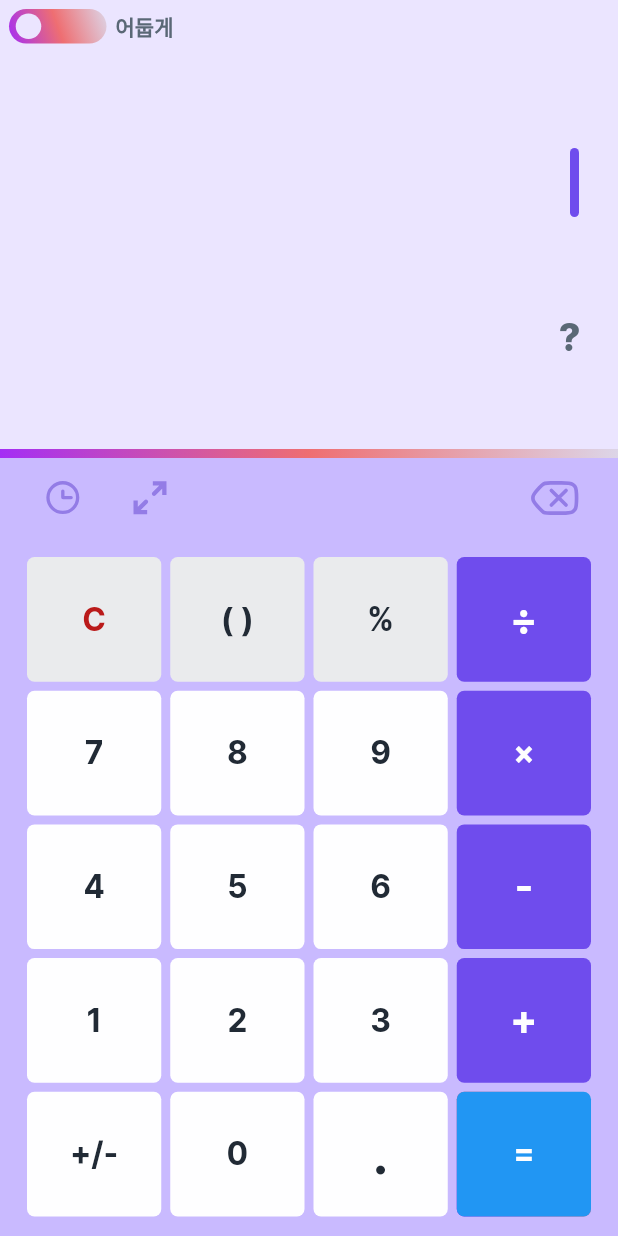
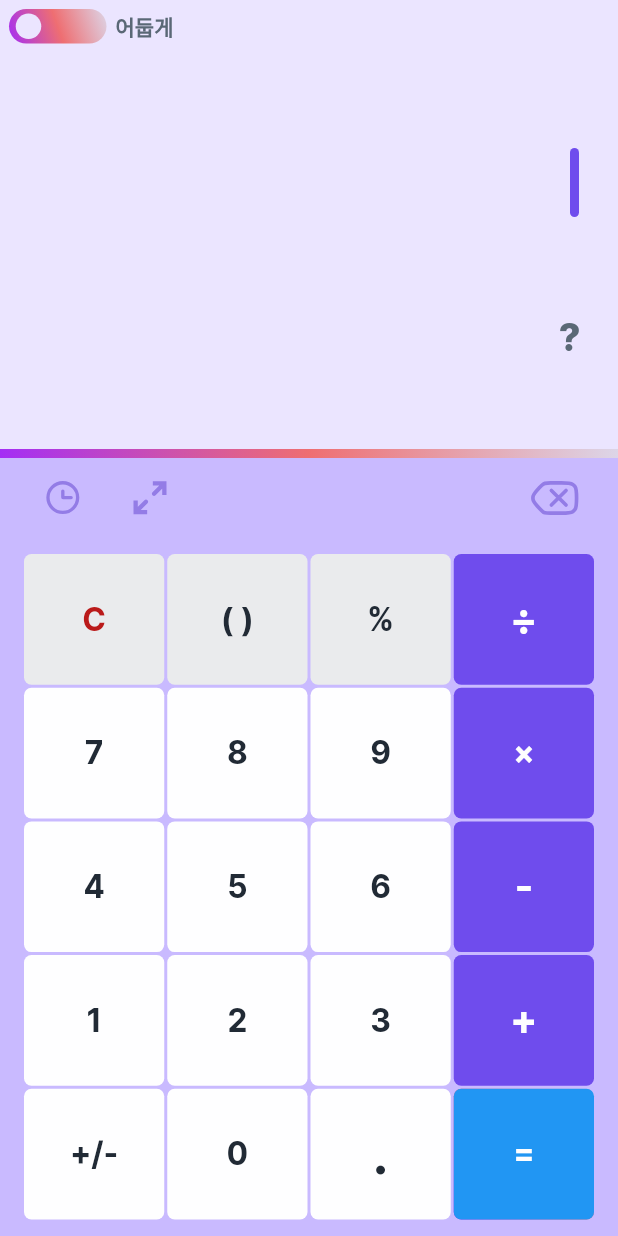
Before and after one commit to kkong3456/calculator_kkongapp, a Flutter app: the screen it shows after launch, on a phone screen of 412 x 824 dp. Run offline on Flutter 3.47's test engine with Material 2 defaults, Android fonts, the phone set to English and light mode, and no system bars; our stand-ins replace flutter_svg, shared_preferences; missing offline and left inert: eval_ex.

```diff
--- a/lib/helpers/style_logic.dart
+++ b/lib/helpers/style_logic.dart
@@ -79,6 +79,9 @@ Widget getOnButtonWidget(String text, BuildContext context) {
           ),
         ),
       );
+    case 'log10':
+      return Text(text,
+          style: textStyle.copyWith(fontSize: 15, letterSpacing: 1.1));
 
     default:
       return Text(text, style: textStyle);
--- a/lib/screens/home_screen.dart
+++ b/lib/screens/home_screen.dart
@@ -166,16 +166,18 @@ class HomeScreen extends StatelessWidget {
                             Expanded(
                               flex: 38,
                               child: CustomAnimatedSwitcher(
-                                grid: ButtonsGrid(grid: lGrid),
+                                grid: ButtonsGrid(grid: lGrid), //sin,asin
                               ),
                             ),
                             const Expanded(
                               flex: 30,
-                              child: ButtonsGrid(grid: AppConstant.grid),
+                              child:
+                                  ButtonsGrid(grid: AppConstant.grid), //0123..
                             ),
                             const Expanded(
                               flex: 10,
-                              child: ButtonsGrid(grid: AppConstant.opGrid),
+                              child:
+                                  ButtonsGrid(grid: AppConstant.opGrid), //+=*/
                             ),
                           ],
                         ),
--- a/lib/widgets/button_widget.dart
+++ b/lib/widgets/button_widget.dart
@@ -17,7 +17,7 @@ class Button extends StatelessWidget {
 
     return Expanded(
       child: Container(
-        margin: const EdgeInsets.all(3),
+        margin: const EdgeInsets.all(1),
         height: double.infinity,
         decoration: BoxDecoration(
           borderRadius: BorderRadius.circular(5),
@@ -38,9 +38,12 @@ class Button extends StatelessWidget {
               borderRadius: BorderRadius.circular(5),
             ),
           ),
-          child: FittedBox(
-            child: getOnButtonWidget(text, context),
-          ),
+          child: text.length < 10
+              ? FittedBox(child: getOnButtonWidget(text, context))
+              : Container(
+                  padding: const EdgeInsets.all(0),
+                  child: getOnButtonWidget(text, context),
+                ),
         ),
       ),
     );
```
